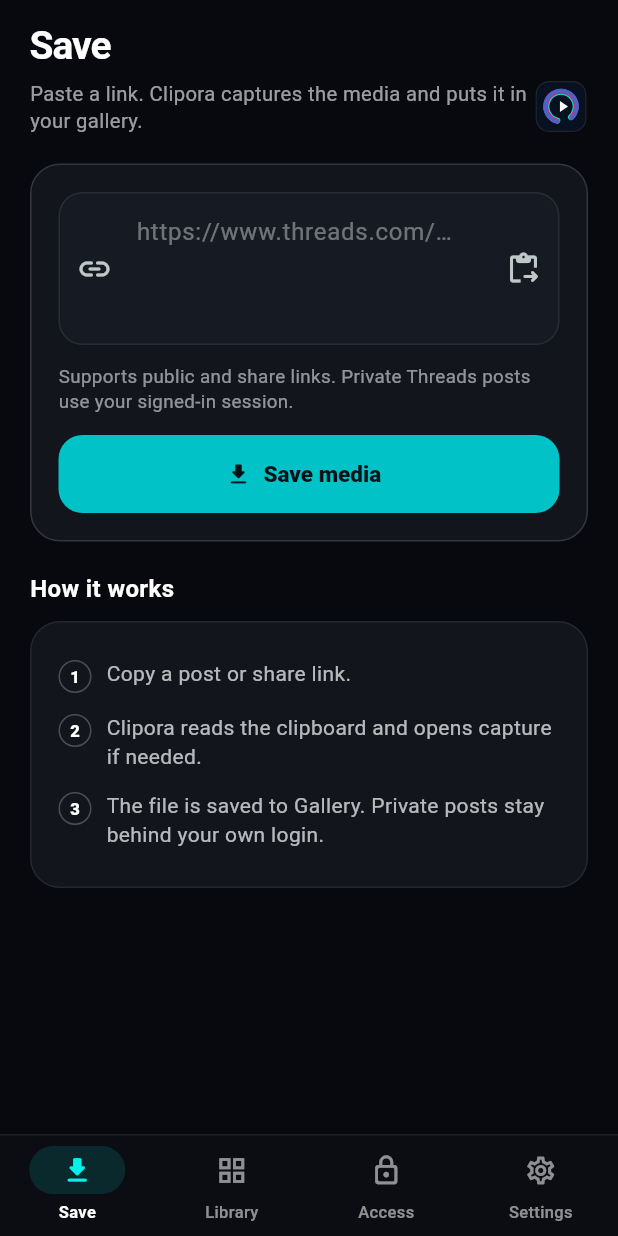
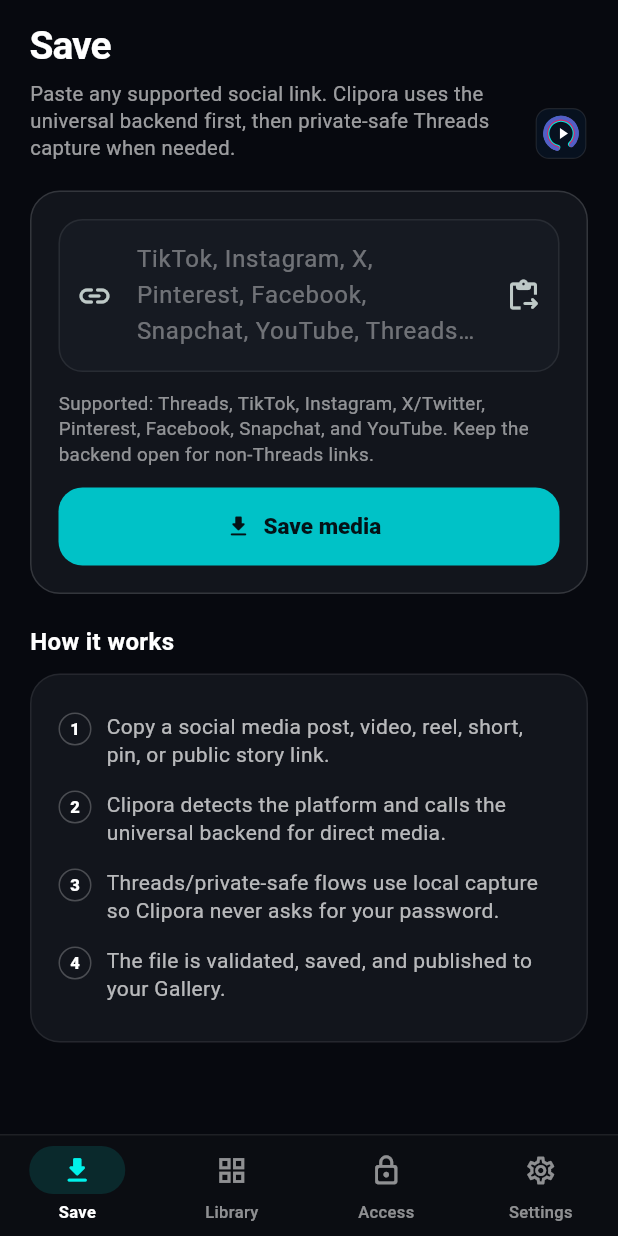
Before and after one commit to Harold-Djah007/Clipora, a Flutter app: the screen it shows after launch, on a phone screen of 412 x 824 dp. Run offline on Flutter 3.47's test engine with Material 3 defaults, Android fonts, the phone set to English and light mode, and no system bars; our stand-ins replace dio, flutter_secure_storage, share_plus, shared_preferences; missing offline and left inert: flutter_inappwebview.

Commit message:
Show universal platform readiness in Save screen

```diff
--- a/mobile/lib/features/downloads/downloads_screen.dart
+++ b/mobile/lib/features/downloads/downloads_screen.dart
@@ -4,6 +4,7 @@
 import 'package:provider/provider.dart';
 import '../../app/app_state.dart';
 import '../../models/media_models.dart';
+import '../../services/universal_platform_detector.dart';
 import '../../widgets/premium_card.dart';
 import '../../widgets/threadvault_mark.dart';
 
@@ -69,6 +70,7 @@
       );
       return;
     }
+
     await context.read<AppState>().resolveAndDownload(
       urls,
       sourceLoader: (url) async {
@@ -87,6 +89,7 @@
   Widget build(BuildContext context) {
     final app = context.watch<AppState>();
     final urls = _extractUrls(controller.text);
+    final matches = UniversalPlatformDetector.detectAll(urls);
     final recent = app.history.take(3).toList();
 
     return CliporaPage(
@@ -95,7 +98,7 @@
         children: [
           CliporaSectionTitle(
             title: 'Save',
-            subtitle: 'Paste a link. Clipora captures the media and puts it in your gallery.',
+            subtitle: 'Paste any supported social link. Clipora uses the universal backend first, then private-safe Threads capture when needed.',
             trailing: const ThreadVaultMark(size: 36, showGlow: false),
           ),
           const SizedBox(height: 20),
@@ -124,7 +127,7 @@
                   maxLines: 5,
                   onChanged: (_) => setState(() {}),
                   decoration: InputDecoration(
-                    hintText: 'https://www.threads.com/…',
+                    hintText: 'TikTok, Instagram, X, Pinterest, Facebook, Snapchat, YouTube, Threads…',
                     prefixIcon: const Icon(Icons.link_rounded),
                     suffixIcon: controller.text.isEmpty
                         ? IconButton(
@@ -142,10 +145,18 @@
                 const SizedBox(height: 12),
                 Text(
                   urls.isEmpty
-                      ? 'Supports public and share links. Private Threads posts use your signed-in session.'
+                      ? 'Supported: ${UniversalPlatformDetector.supportedLabel}. Keep the backend open for non-Threads links.'
                       : '${urls.length} link${urls.length == 1 ? '' : 's'} ready',
                   style: const TextStyle(color: Colors.white54, fontSize: 12.5, height: 1.35),
                 ),
+                if (matches.isNotEmpty) ...[
+                  const SizedBox(height: 12),
+                  Wrap(
+                    spacing: 8,
+                    runSpacing: 8,
+                    children: matches.map(_platformPill).toList(growable: false),
+                  ),
+                ],
                 const SizedBox(height: 14),
                 CliporaPrimaryButton(
                   onPressed: app.busy ? null : _save,
@@ -181,9 +192,10 @@
           const PremiumCard(
             child: Column(
               children: [
-                _Step(n: '1', text: 'Copy a post or share link.'),
-                _Step(n: '2', text: 'Clipora reads the clipboard and opens capture if needed.'),
-                _Step(n: '3', text: 'The file is saved to Gallery. Private posts stay behind your own login.'),
+                _Step(n: '1', text: 'Copy a social media post, video, reel, short, pin, or public story link.'),
+                _Step(n: '2', text: 'Clipora detects the platform and calls the universal backend for direct media.'),
+                _Step(n: '3', text: 'Threads/private-safe flows use local capture so Clipora never asks for your password.'),
+                _Step(n: '4', text: 'The file is validated, saved, and published to your Gallery.'),
               ],
             ),
           ),
@@ -206,6 +218,15 @@
           ],
         ],
       ),
+    );
+  }
+
+  Widget _platformPill(PlatformMatch match) {
+    return CliporaPill(
+      icon: match.icon,
+      label: match.label,
+      value: match.isThreads ? 'capture' : match.preferBackend ? 'backend' : 'check',
+      color: match.accent,
     );
   }
 }
```
